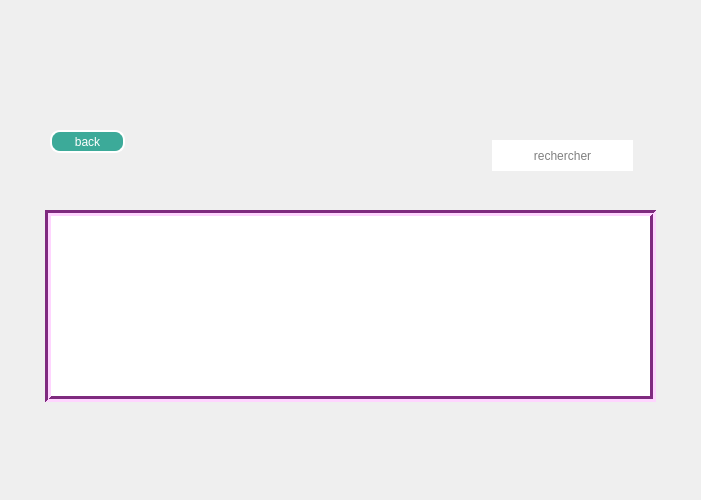
ouertaniaziz/Smart_wedding_planner_2A3, file mainwindow.ui: the form before one commit.
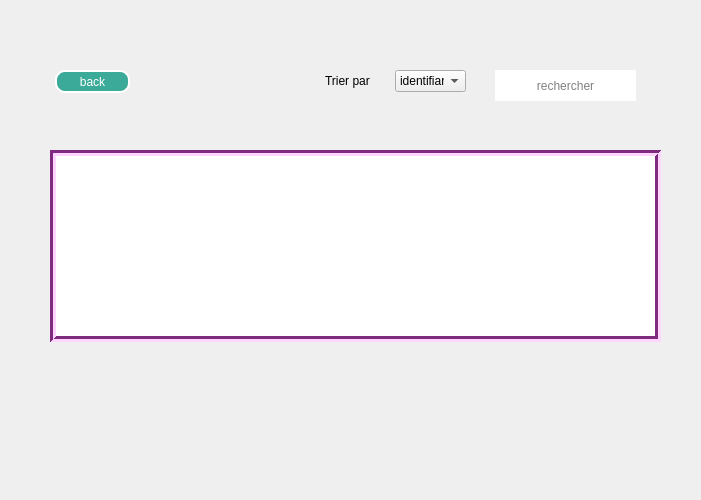
The form after the commit. The open tabs and pages were chosen to show the change. Icons and pictures are not drawn.

Diff of the .ui file:
```diff
--- a/mainwindow.ui
+++ b/mainwindow.ui
@@ -41,7 +41,7 @@
    <widget class="QStackedWidget" name="stackedWidget">
     <property name="geometry">
      <rect>
-      <x>10</x>
+      <x>25</x>
       <y>50</y>
       <width>671</width>
       <height>401</height>
@@ -2514,8 +2514,8 @@
      <widget class="QPushButton" name="pushButton_8">
       <property name="geometry">
        <rect>
-        <x>40</x>
-        <y>80</y>
+        <x>30</x>
+        <y>20</y>
         <width>75</width>
         <height>23</height>
        </rect>
@@ -2534,8 +2534,8 @@
      <widget class="QTableView" name="affiche_tablePR">
       <property name="geometry">
        <rect>
-        <x>35</x>
-        <y>160</y>
+        <x>25</x>
+        <y>100</y>
         <width>611</width>
         <height>192</height>
        </rect>
@@ -3049,11 +3049,57 @@
        <bool>true</bool>
       </attribute>
      </widget>
+     <widget class="QComboBox" name="triProd">
+      <property name="geometry">
+       <rect>
+        <x>370</x>
+        <y>20</y>
+        <width>71</width>
+        <height>22</height>
+       </rect>
+      </property>
+      <property name="styleSheet">
+       <string notr="true"/>
+      </property>
+      <item>
+       <property name="text">
+        <string>identifiant</string>
+       </property>
+      </item>
+      <item>
+       <property name="text">
+        <string>nom</string>
+       </property>
+      </item>
+      <item>
+       <property name="text">
+        <string>prix croissant</string>
+       </property>
+      </item>
+      <item>
+       <property name="text">
+        <string>prix décroissant</string>
+       </property>
+      </item>
+     </widget>
+     <widget class="QLabel" name="label_14">
+      <property name="geometry">
+       <rect>
+        <x>300</x>
+        <y>20</y>
+        <width>61</width>
+        <height>21</height>
+       </rect>
+      </property>
+      <property name="text">
+       <string>Trier par</string>
+      </property>
+     </widget>
      <widget class="QLineEdit" name="rechercheLine_2">
       <property name="geometry">
        <rect>
-        <x>482</x>
-        <y>90</y>
+        <x>470</x>
+        <y>20</y>
         <width>141</width>
         <height>31</height>
        </rect>
@@ -3076,8 +3122,14 @@
       <property name="maxLength">
        <number>32767</number>
       </property>
+      <property name="frame">
+       <bool>false</bool>
+      </property>
       <property name="echoMode">
-       <enum>QLineEdit::NoEcho</enum>
+       <enum>QLineEdit::Normal</enum>
+      </property>
+      <property name="cursorPosition">
+       <number>0</number>
       </property>
       <property name="alignment">
        <set>Qt::AlignCenter</set>
```
Left out of the diff: 27 changed lines with no effect on the pictures.
